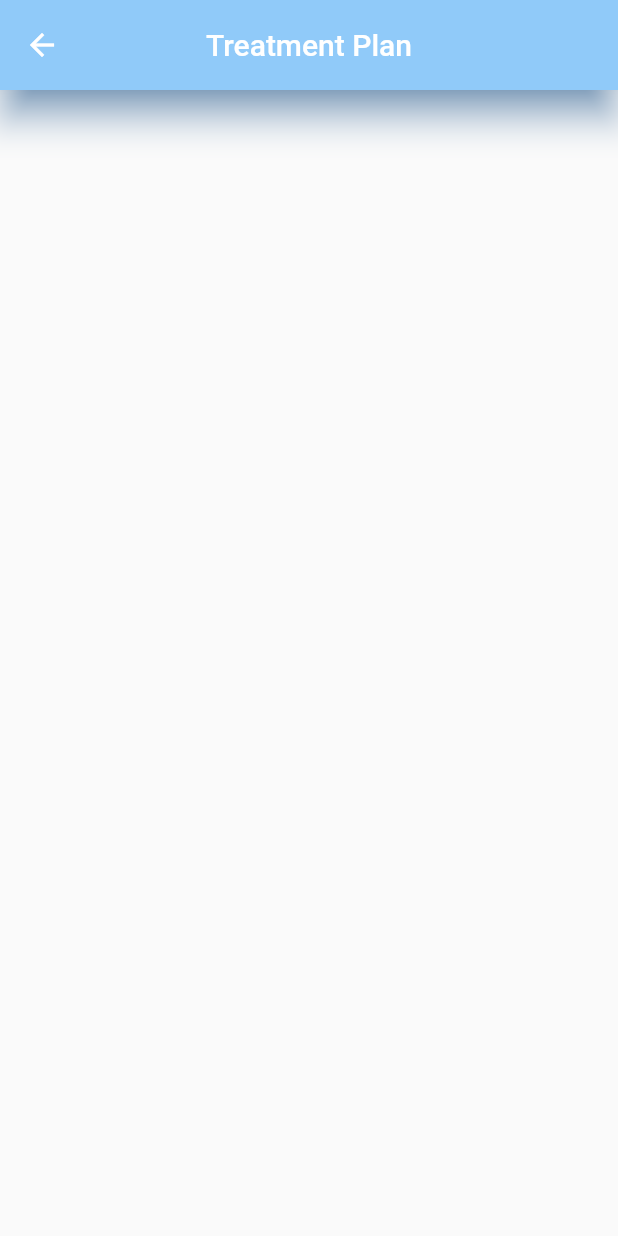
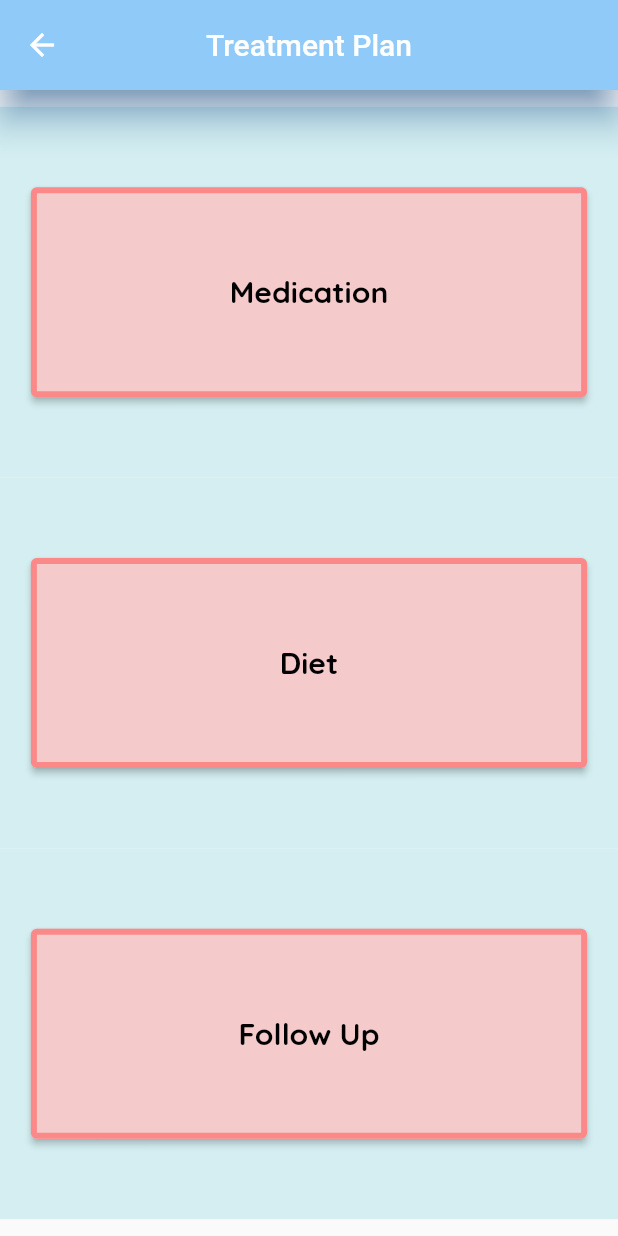
Before and after one commit to ArjunBhandari-666/Flutter-Health-App, a Flutter app: the TreatmentHomepage screen opened directly, on a phone screen of 412 x 824 dp. Run offline on Flutter 3.47's test engine with Material 2 defaults, Android fonts, the phone set to English and light mode, and no system bars; our stand-ins replace webview_flutter.

Commit message:
Update main.dart

```diff
--- a/lib/main.dart
+++ b/lib/main.dart
@@ -1,4 +1,29 @@
 import 'package:flutter/material.dart';
+import 'dart:io';
+
+ import 'package:webview_flutter/webview_flutter.dart';
+
+ class WebViewExample extends StatefulWidget {
+   @override
+   WebViewExampleState createState() => WebViewExampleState();
+ }
+
+ class WebViewExampleState extends State<WebViewExample> {
+   @override
+   void initState() {
+     super.initState();
+     // Enable virtual display.
+     if (Platform.isAndroid) WebView.platform = AndroidWebView();
+   }
+
+   @override
+   Widget build(BuildContext context) {
+     return WebView(
+       initialUrl: 'https://flutter.dev',
+     );
+   }
+ }
+
 
 void main() {
   runApp(const MaterialApp(
@@ -372,6 +397,8 @@ class TreatmentHomepage extends StatelessWidget {
 
   @override
   Widget build(BuildContext context) {
+    double deviceWidth = MediaQuery.of(context).size.width;
+    double deviceHeight = MediaQuery.of(context).size.height;
     return Scaffold(
         appBar: AppBar(
           backgroundColor: Colors.blue.shade200,
@@ -382,6 +409,131 @@ class TreatmentHomepage extends StatelessWidget {
           elevation: 10.0, // Elevation of the AppBar
           toolbarHeight: 60.0, // Height of the toolbar
         ),
+        body: Center(
+            child: Column(
+                mainAxisAlignment: MainAxisAlignment.center,
+                crossAxisAlignment: CrossAxisAlignment.center,
+                children: [
+              Flexible(
+                  child: Container(
+                      width: deviceWidth,
+                      height: deviceHeight * 0.30,
+                      color: const Color(0xFFD4EEF1),
+                      child: Center(
+                        child: SizedBox(
+                          width: deviceWidth * 0.90,
+                          height: deviceHeight * 0.17,
+                          child: ElevatedButton(
+                            style: ElevatedButton.styleFrom(
+                                primary: const Color(0xFFF4CACA),
+                                onPrimary: Colors.black,
+                                textStyle: const TextStyle(
+                                    fontFamily: "Quicksand",
+                                    fontWeight: FontWeight.bold,
+                                    fontSize: 20),
+                                side: const BorderSide(
+                                    width: 4.0, color: Color(0xFFFB8989))),
+                            onPressed: () {
+                              Navigator.push(
+                                context,
+                                MaterialPageRoute(
+                                    builder: (context) => const MedPage()),
+                              );
+                            },
+                            child: const Text("Medication"),
+                          ),
+                        ),
+                      ))),
+              Flexible(
+                  child: Container(
+                      width: deviceWidth,
+                      height: deviceHeight * 0.30,
+                      color: const Color(0xFFD4EEF1),
+                      child: Center(
+                        child: SizedBox(
+                          width: deviceWidth * 0.90,
+                          height: deviceHeight * 0.17,
+                          child: ElevatedButton(
+                            style: ElevatedButton.styleFrom(
+                                primary: const Color(0xFFF4CACA),
+                                onPrimary: Colors.black,
+                                textStyle: const TextStyle(
+                                    fontFamily: "Quicksand",
+                                    fontWeight: FontWeight.bold,
+                                    fontSize: 20),
+                                side: const BorderSide(
+                                    width: 4.0, color: Color(0xFFFB8989))),
+                            onPressed: () {
+                              Navigator.push(
+                                context,
+                                MaterialPageRoute(
+                                    builder: (context) => const DietPage()),
+                              );
+                            },
+                            child: const Text("Diet"),
+                          ),
+                        ),
+                      ))),
+              Flexible(
+                  child: Container(
+                      width: deviceWidth,
+                      height: deviceHeight * 0.30,
+                      color: const Color(0xFFD4EEF1),
+                      child: Center(
+                        child: SizedBox(
+                          width: deviceWidth * 0.90,
+                          height: deviceHeight * 0.17,
+                          child: ElevatedButton(
+                            style: ElevatedButton.styleFrom(
+                                primary: const Color(0xFFF4CACA),
+                                onPrimary: Colors.black,
+                                textStyle: const TextStyle(
+                                    fontFamily: "Quicksand",
+                                    fontWeight: FontWeight.bold,
+                                    fontSize: 20),
+                                side: const BorderSide(
+                                    width: 4.0, color: Color(0xFFFB8989))),
+                            onPressed: () {
+                              Navigator.push(
+                                context,
+                                MaterialPageRoute(
+                                    builder: (context) => const FollowUpPage()),
+                              );
+                            },
+                            child: const Text("Follow Up"),
+                          ),
+                        ),
+                      ))),
+            ])));
+  }
+}
+
+class MedPage extends StatelessWidget {
+  const MedPage({Key? key}) : super(key: key);
+
+  @override
+  Widget build(BuildContext context) {
+    InAppWeb
+    return Container(
+      child: InAppWeb,
     );
   }
 }
+
+class DietPage extends StatelessWidget {
+  const DietPage({Key? key}) : super(key: key);
+
+  @override
+  Widget build(BuildContext context) {
+    return Container();
+  }
+}
+
+class FollowUpPage extends StatelessWidget {
+  const FollowUpPage({Key? key}) : super(key: key);
+
+  @override
+  Widget build(BuildContext context) {
+    return Container();
+  }
+}
```
Lines whose indentation alone changed are shown as unchanged.
